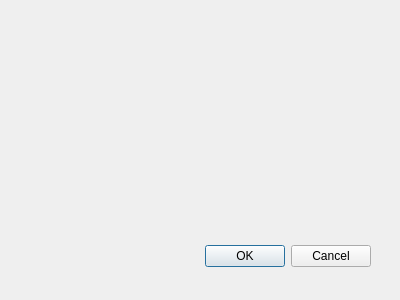
Before: the Qt Designer form gui/a.ui in santiago0721/cineee, drawn with Qt 5.
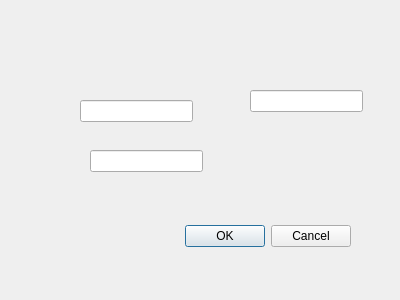
After: the same form once the commit is applied.

Diff of the .ui file:
```diff
--- a/gui/a.ui
+++ b/gui/a.ui
@@ -16,8 +16,8 @@
   <widget class="QDialogButtonBox" name="buttonBox">
    <property name="geometry">
     <rect>
-     <x>30</x>
-     <y>240</y>
+     <x>10</x>
+     <y>220</y>
      <width>341</width>
      <height>32</height>
     </rect>
@@ -29,6 +29,36 @@
     <set>QDialogButtonBox::Cancel|QDialogButtonBox::Ok</set>
    </property>
   </widget>
+  <widget class="QLineEdit" name="lineEdit">
+   <property name="geometry">
+    <rect>
+     <x>80</x>
+     <y>100</y>
+     <width>113</width>
+     <height>22</height>
+    </rect>
+   </property>
+  </widget>
+  <widget class="QLineEdit" name="lineEdit_2">
+   <property name="geometry">
+    <rect>
+     <x>90</x>
+     <y>150</y>
+     <width>113</width>
+     <height>22</height>
+    </rect>
+   </property>
+  </widget>
+  <widget class="QLineEdit" name="lineEdit_3">
+   <property name="geometry">
+    <rect>
+     <x>250</x>
+     <y>90</y>
+     <width>113</width>
+     <height>22</height>
+    </rect>
+   </property>
+  </widget>
  </widget>
  <resources/>
  <connections>
```
